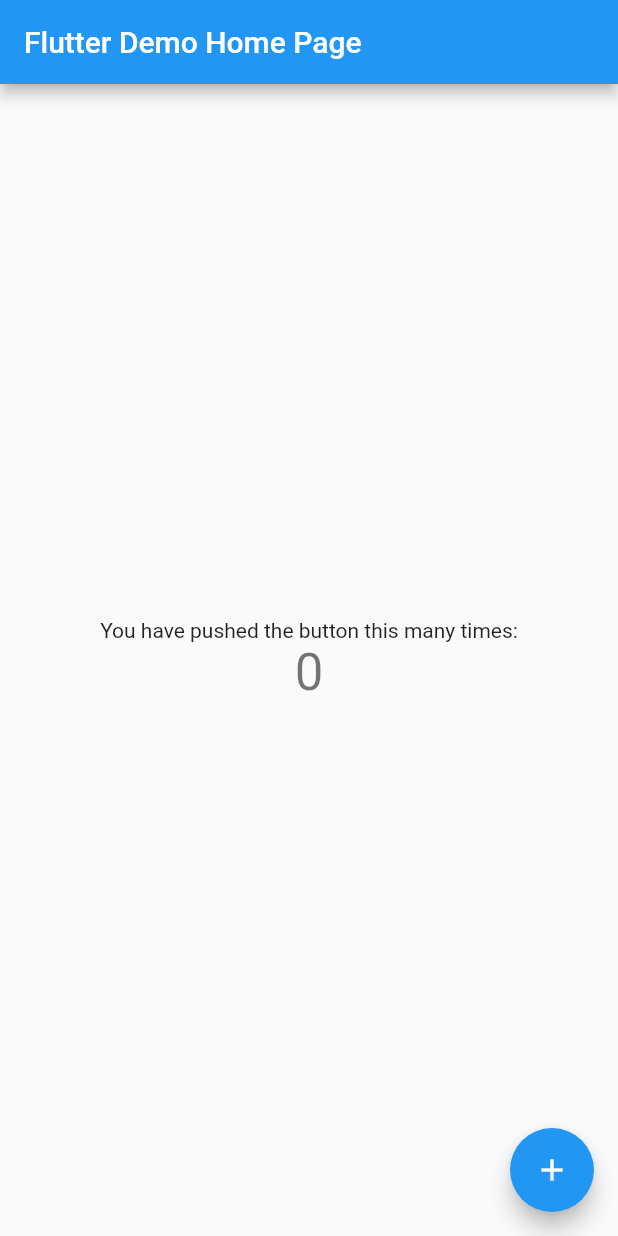
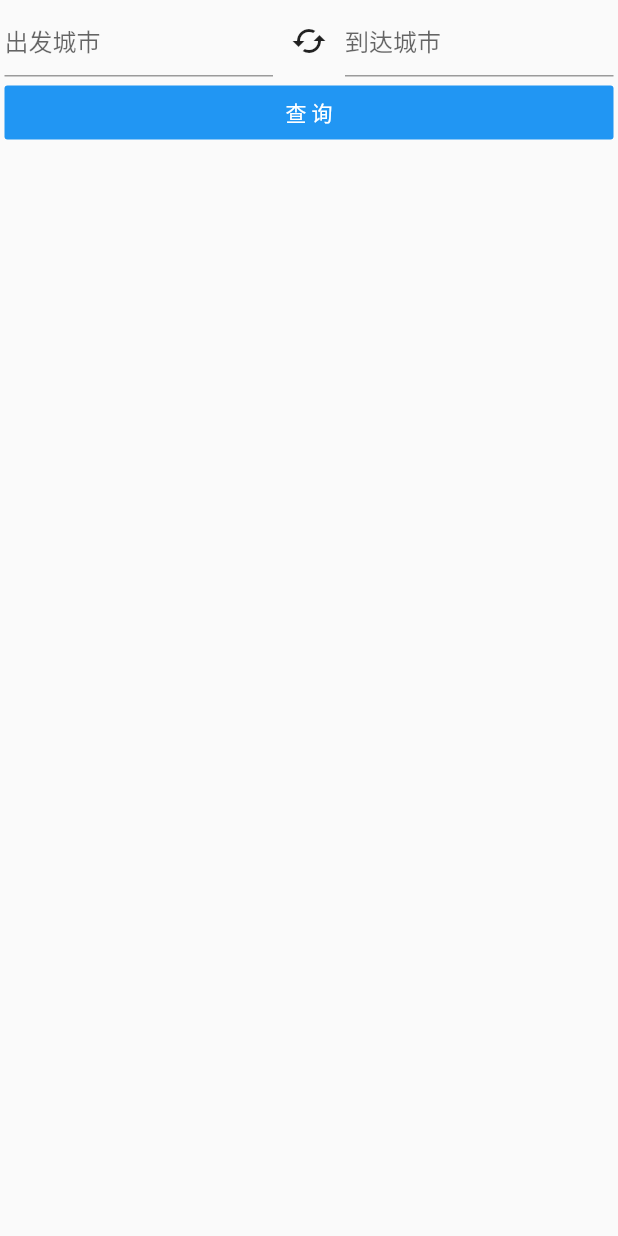
Before and after one commit to wu0792/hello_flutter, a Flutter app: the screen it shows after launch, on a phone screen of 412 x 824 dp. Run offline on Flutter 3.47's test engine with Material 2 defaults, Android fonts, the phone set to English and light mode, and no system bars.

Commit message:
add depart and dest city input

```diff
--- a/lib/main.dart
+++ b/lib/main.dart
@@ -1,111 +1,14 @@
 import 'package:flutter/material.dart';
+import 'package:hello_flutter/top/search.dart';
 
 void main() => runApp(MyApp());
 
 class MyApp extends StatelessWidget {
-  // This widget is the root of your application.
   @override
   Widget build(BuildContext context) {
     return MaterialApp(
-      title: 'Flutter Demo',
-      theme: ThemeData(
-        // This is the theme of your application.
-        //
-        // Try running your application with "flutter run". You'll see the
-        // application has a blue toolbar. Then, without quitting the app, try
-        // changing the primarySwatch below to Colors.green and then invoke
-        // "hot reload" (press "r" in the console where you ran "flutter run",
-        // or simply save your changes to "hot reload" in a Flutter IDE).
-        // Notice that the counter didn't reset back to zero; the application
-        // is not restarted.
-        primarySwatch: Colors.blue,
-      ),
-      home: MyHomePage(title: 'Flutter Demo Home Page'),
+      theme: ThemeData(primarySwatch: Colors.blue),
+      home: TopSearch(),
     );
   }
 }
-
-class MyHomePage extends StatefulWidget {
-  MyHomePage({Key key, this.title}) : super(key: key);
-
-  // This widget is the home page of your application. It is stateful, meaning
-  // that it has a State object (defined below) that contains fields that affect
-  // how it looks.
-
-  // This class is the configuration for the state. It holds the values (in this
-  // case the title) provided by the parent (in this case the App widget) and
-  // used by the build method of the State. Fields in a Widget subclass are
-  // always marked "final".
-
-  final String title;
-
-  @override
-  _MyHomePageState createState() => _MyHomePageState();
-}
-
-class _MyHomePageState extends State<MyHomePage> {
-  int _counter = 0;
-
-  void _incrementCounter() {
-    setState(() {
-      // This call to setState tells the Flutter framework that something has
-      // changed in this State, which causes it to rerun the build method below
-      // so that the display can reflect the updated values. If we changed
-      // _counter without calling setState(), then the build method would not be
-      // called again, and so nothing would appear to happen.
-      _counter++;
-    });
-  }
-
-  @override
-  Widget build(BuildContext context) {
-    // This method is rerun every time setState is called, for instance as done
-    // by the _incrementCounter method above.
-    //
-    // The Flutter framework has been optimized to make rerunning build methods
-    // fast, so that you can just rebuild anything that needs updating rather
-    // than having to individually change instances of widgets.
-    return Scaffold(
-      appBar: AppBar(
-        // Here we take the value from the MyHomePage object that was created by
-        // the App.build method, and use it to set our appbar title.
-        title: Text(widget.title),
-      ),
-      body: Center(
-        // Center is a layout widget. It takes a single child and positions it
-        // in the middle of the parent.
-        child: Column(
-          // Column is also layout widget. It takes a list of children and
-          // arranges them vertically. By default, it sizes itself to fit its
-          // children horizontally, and tries to be as tall as its parent.
-          //
-          // Invoke "debug painting" (press "p" in the console, choose the
-          // "Toggle Debug Paint" action from the Flutter Inspector in Android
-          // Studio, or the "Toggle Debug Paint" command in Visual Studio Code)
-          // to see the wireframe for each widget.
-          //
-          // Column has various properties to control how it sizes itself and
-          // how it positions its children. Here we use mainAxisAlignment to
-          // center the children vertically; the main axis here is the vertical
-          // axis because Columns are vertical (the cross axis would be
-          // horizontal).
-          mainAxisAlignment: MainAxisAlignment.center,
-          children: <Widget>[
-            Text(
-              'You have pushed the button this many times:',
-            ),
-            Text(
-              '$_counter',
-              style: Theme.of(context).textTheme.display1,
-            ),
-          ],
-        ),
-      ),
-      floatingActionButton: FloatingActionButton(
-        onPressed: _incrementCounter,
-        tooltip: 'Increment',
-        child: Icon(Icons.add),
-      ), // This trailing comma makes auto-formatting nicer for build methods.
-    );
-  }
-}
--- /dev/null
+++ b/lib/top/search.dart
@@ -0,0 +1,58 @@
+import 'package:flutter/material.dart';
+
+class TopSearch extends StatefulWidget {
+  TopSearch({Key key}) : super(key: key);
+
+  @override
+  _TopSearchState createState() => _TopSearchState();
+}
+
+class _TopSearchState extends State<TopSearch> {
+  @override
+  Widget build(BuildContext context) {
+    return Scaffold(
+      body: SafeArea(
+          minimum: EdgeInsets.all(3),
+          child: Column(
+            children: <Widget>[
+              Flex(
+                children: <Widget>[
+                  Expanded(
+                    flex: 1,
+                    child: TextFormField(
+                        decoration: InputDecoration(hintText: '出发城市'),
+                        onFieldSubmitted: (value) {}),
+                  ),
+                  IconButton(
+                    icon: Icon(Icons.cached),
+                    onPressed: () {},
+                  ),
+                  Expanded(
+                    flex: 1,
+                    child: TextFormField(
+                        decoration: InputDecoration(hintText: '到达城市'),
+                        onFieldSubmitted: (value) {}),
+                  ),
+                ],
+                direction: Axis.horizontal,
+              ),
+              Flex(
+                direction: Axis.horizontal,
+                mainAxisSize: MainAxisSize.max,
+                children: <Widget>[
+                  Expanded(
+                    flex: 1,
+                    child: FlatButton(
+                      child: Text('查 询'),
+                      textColor: Colors.white,
+                      color: Theme.of(context).primaryColor,
+                      onPressed: () {},
+                    ),
+                  )
+                ],
+              )
+            ],
+          )),
+    );
+  }
+}
```
